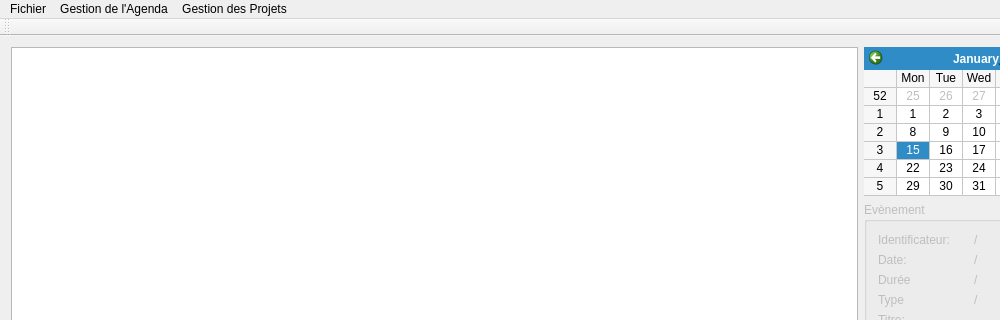
Qt form Project_Calendar/GUI/mainwindow.ui (Stardust1002/Project_Calendar) before a commit; both pictures show x 0 to 1000 and y 0 to 320 of the 1139 by 588 pixel window.
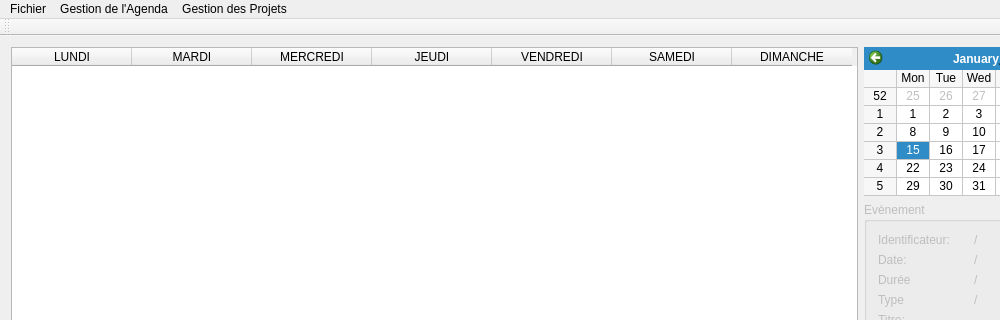
The same form after that commit.

```diff
--- a/Project_Calendar/GUI/mainwindow.ui
+++ b/Project_Calendar/GUI/mainwindow.ui
@@ -57,7 +57,7 @@
          <bool>true</bool>
         </property>
         <attribute name="horizontalHeaderVisible">
-         <bool>false</bool>
+         <bool>true</bool>
         </attribute>
         <attribute name="horizontalHeaderCascadingSectionResizes">
          <bool>false</bool>
```
Left out of the diff: 2 changed lines with no effect on the pictures.
